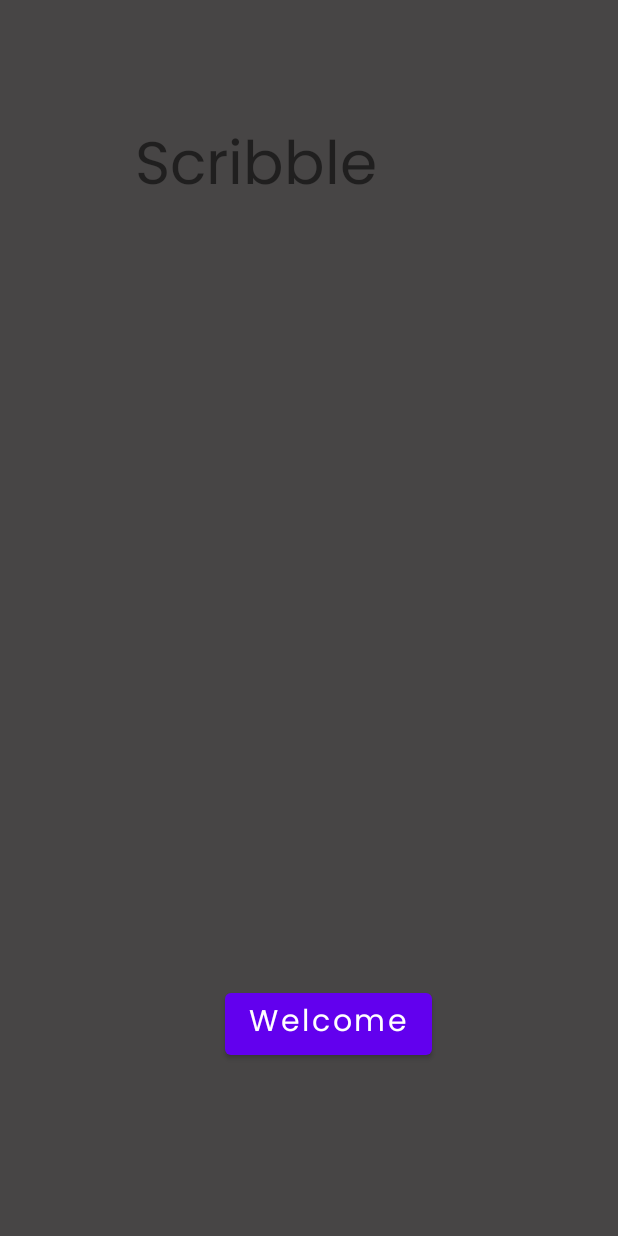
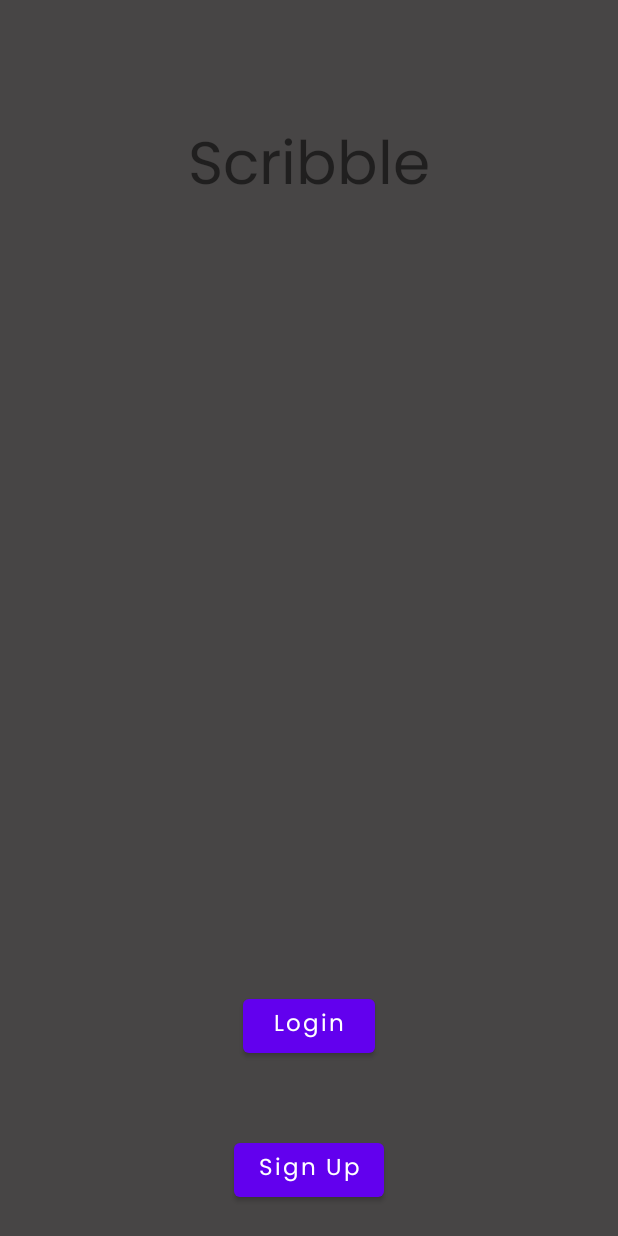
Before and after one commit to kevin2-cyber/Notes-Application, an Android app: the screen it shows after launch (MainActivity), on a phone screen of 412 x 824 dp. Run offline under Robolectric (Android 15) with nearby library versions, the phone set to English and light mode, and no system bars.

Commit message:
changed ViewGroup to ConstraintLayout

```diff
--- a/Scribble/app/src/main/res/layout/activity_main.xml
+++ b/Scribble/app/src/main/res/layout/activity_main.xml
@@ -1,5 +1,6 @@
 <?xml version="1.0" encoding="utf-8"?>
-<LinearLayout xmlns:android="http://schemas.android.com/apk/res/android"
+<androidx.constraintlayout.widget.ConstraintLayout xmlns:android="http://schemas.android.com/apk/res/android"
+    xmlns:app="http://schemas.android.com/apk/res-auto"
     xmlns:tools="http://schemas.android.com/tools"
     android:layout_width="match_parent"
     android:layout_height="match_parent"
@@ -16,20 +17,35 @@
         android:fontFamily="@font/poppins"
         android:gravity="center_horizontal"
         android:paddingTop="60dp"
-        android:layout_marginStart="70dp"
         android:text="Hello World!"
-        android:textSize="40sp" />
+        android:textSize="40sp"
+        app:layout_constraintEnd_toEndOf="parent"
+        app:layout_constraintStart_toStartOf="parent"
+        app:layout_constraintTop_toTopOf="parent" />
+
+    <Button
+        android:id="@+id/sign_up_btn"
+        android:layout_width="wrap_content"
+        android:layout_height="wrap_content"
+        android:layout_marginBottom="48dp"
+        android:text="@string/login"
+        android:fontFamily="@font/poppins"
+        android:textAllCaps="false"
+        android:textSize="15sp"
+        app:layout_constraintBottom_toTopOf="@+id/login_btn"
+        app:layout_constraintEnd_toEndOf="parent"
+        app:layout_constraintStart_toStartOf="parent" />
 
     <Button
         android:id="@+id/login_btn"
         android:layout_width="wrap_content"
         android:layout_height="wrap_content"
-        android:gravity="center_horizontal"
-        android:text="@string/welcome"
+        android:fontFamily="@font/poppins"
+        android:text="@string/sign_up"
         android:textAllCaps="false"
-        android:fontFamily="@font/poppins"
-        android:textSize="20sp"
-        android:layout_marginTop="510dp"
-        android:layout_marginStart="130dp" />
+        android:textSize="15sp"
+        app:layout_constraintBottom_toBottomOf="parent"
+        app:layout_constraintEnd_toEndOf="@+id/textView"
+        app:layout_constraintStart_toStartOf="@+id/textView" />
 
-</LinearLayout>
+</androidx.constraintlayout.widget.ConstraintLayout>
--- a/Scribble/app/src/main/res/values/strings.xml
+++ b/Scribble/app/src/main/res/values/strings.xml
@@ -1,4 +1,5 @@
 <resources>
     <string name="app_name">Scribble</string>
-    <string name="welcome">Welcome</string>
+    <string name="sign_up">Sign Up</string>
+    <string name="login">Login</string>
 </resources>
```
